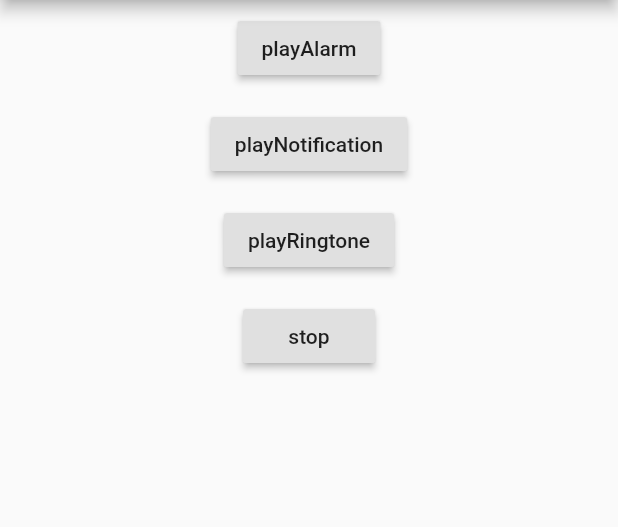
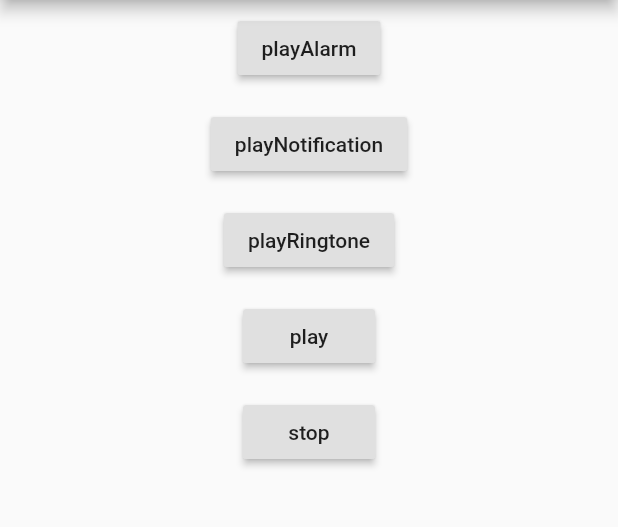
Before and after one commit to inway/flutter_ringtone_player, a Flutter app: the screen it shows after launch, on a phone screen of 412 x 824 dp, the part 84-611 px from its top. Run offline on Flutter 3.47's test engine with Material 2 defaults, Android fonts, the phone set to English and light mode, and no system bars.

Commit message:
Update example code

```diff
--- a/example/lib/main.dart
+++ b/example/lib/main.dart
@@ -41,7 +41,22 @@ class MyApp extends StatelessWidget {
                     FlutterRingtonePlayer.playRingtone();
                   },
                 ),
-              ),              Padding(
+              ),
+              Padding(
+                padding: EdgeInsets.all(8),
+                child: RaisedButton(
+                  child: const Text('play'),
+                  onPressed: () {
+                    FlutterRingtonePlayer.play(
+                      android: AndroidSounds.notification,
+                      ios: IosSounds.glass,
+                      looping: true,
+                      volume: 0.1,
+                    );
+                  },
+                ),
+              ),
+              Padding(
                 padding: EdgeInsets.all(8),
                 child: RaisedButton(
                   child: const Text('stop'),
```
